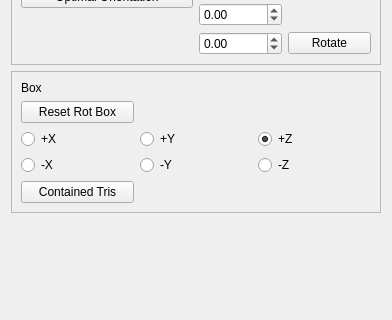
The window that gui/hf_gui.ui (cg3hci/SplitAndMill) describes before a commit, drawn with Qt 5; both pictures show x 0 to 392 and y 155 to 475 of the 392 by 475 pixel window.
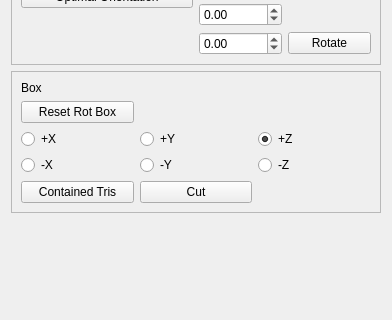
The same window after the commit.

What changed in the file:
```diff
--- a/gui/hf_gui.ui
+++ b/gui/hf_gui.ui
@@ -89,6 +89,13 @@
         </property>
        </widget>
       </item>
+      <item row="4" column="1">
+       <widget class="QPushButton" name="cutPushButton">
+        <property name="text">
+         <string>Cut</string>
+        </property>
+       </widget>
+      </item>
      </layout>
     </widget>
    </item>
```
